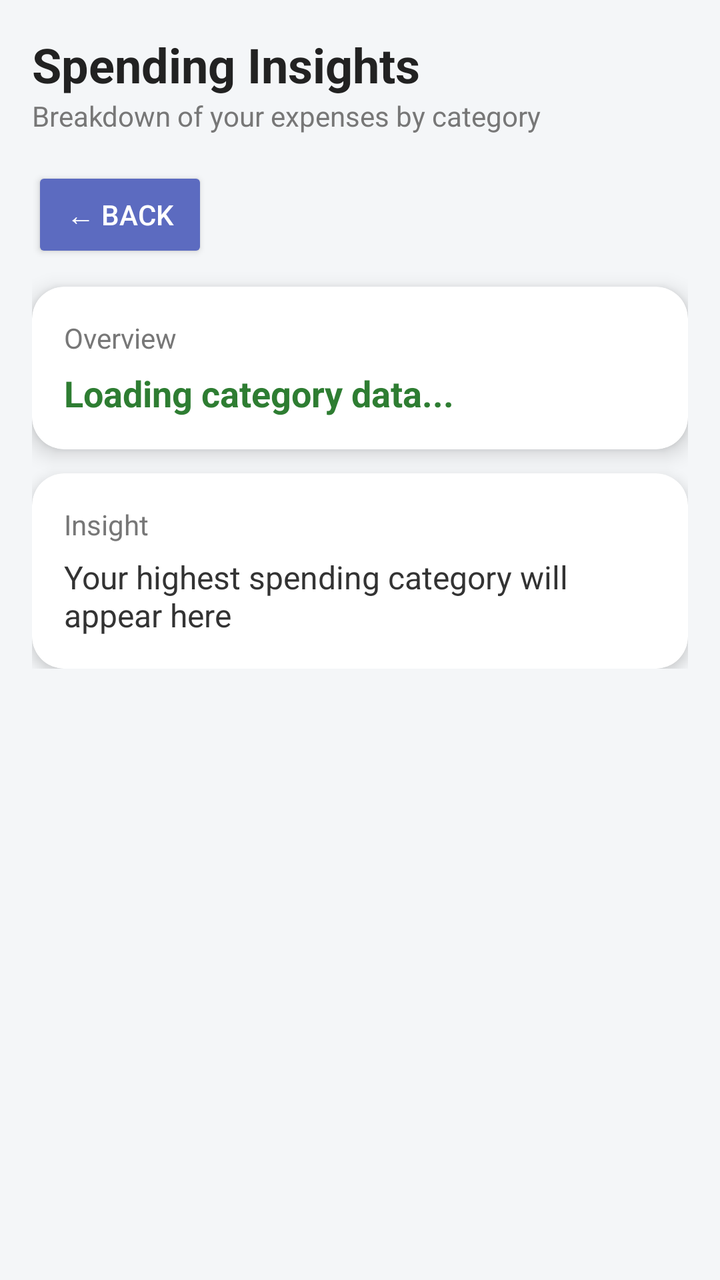
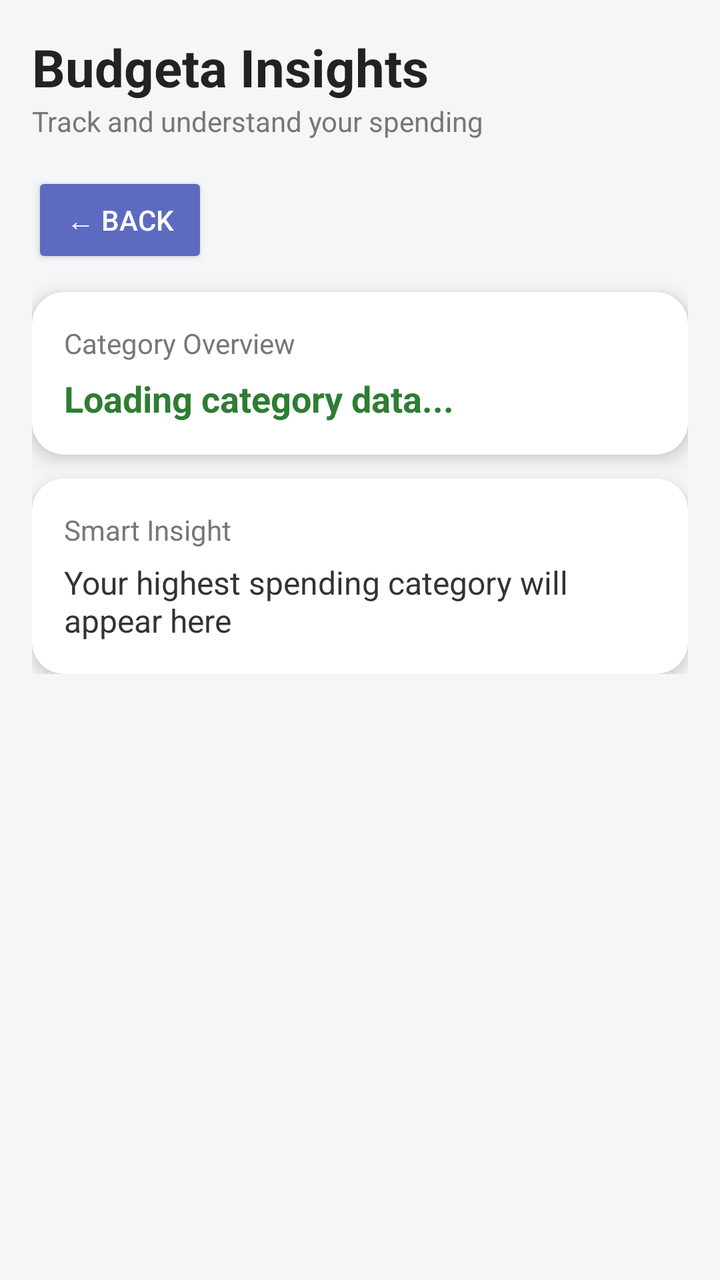

Two renders of the same Android screen: before a commit and after it. Below are the layout's source before the change and the commit's diff.
<!-- AndroidManifest.xml: application theme Theme.BudgetTrackerApp -->
<!-- res/layout/activity_view_category_totals.xml -->
<ScrollView xmlns:android="http://schemas.android.com/apk/res/android"
    xmlns:app="http://schemas.android.com/apk/res-auto"
    android:layout_width="match_parent"
    android:layout_height="match_parent"
    android:background="#F4F6F8">

    <LinearLayout
        android:layout_width="match_parent"
        android:layout_height="wrap_content"
        android:orientation="vertical"
        android:padding="16dp">

        
        <TextView
            android:layout_width="wrap_content"
            android:layout_height="wrap_content"
            android:text="Spending Insights"
            android:textSize="24sp"
            android:textStyle="bold"
            android:textColor="#222"/>


        <TextView
            android:layout_width="wrap_content"
            android:layout_height="wrap_content"
            android:text="Breakdown of your expenses by category"
            android:textSize="14sp"
            android:textColor="#777"
            android:layout_marginBottom="16dp"/>

        <Button
            android:id="@+id/backBtn"
            android:layout_width="wrap_content"
            android:layout_height="wrap_content"
            android:text="← Back"
            android:backgroundTint="#5C6BC0"
            android:textColor="#FFFFFF"
            android:layout_marginBottom="12dp"/>

        
        <androidx.cardview.widget.CardView
            android:layout_width="match_parent"
            android:layout_height="wrap_content"
            app:cardCornerRadius="16dp"
            app:cardElevation="6dp"
            android:layout_marginBottom="12dp">

            <LinearLayout
                android:layout_width="match_parent"
                android:layout_height="wrap_content"
                android:orientation="vertical"
                android:padding="16dp">

                <TextView
                    android:layout_width="wrap_content"
                    android:layout_height="wrap_content"
                    android:text="Overview"
                    android:textSize="14sp"
                    android:textColor="#777"/>

                <TextView
                    android:id="@+id/totalsTextView"
                    android:layout_width="match_parent"
                    android:layout_height="wrap_content"
                    android:text="Loading category data..."
                    android:textSize="18sp"
                    android:textStyle="bold"
                    android:textColor="#2E7D32"
                    android:layout_marginTop="6dp"/>

            </LinearLayout>

        </androidx.cardview.widget.CardView>

        
        <androidx.cardview.widget.CardView
            android:layout_width="match_parent"
            android:layout_height="wrap_content"
            app:cardCornerRadius="16dp"
            app:cardElevation="4dp">

            <LinearLayout
                android:layout_width="match_parent"
                android:layout_height="wrap_content"
                android:orientation="vertical"
                android:padding="16dp">

                <TextView
                    android:layout_width="wrap_content"
                    android:layout_height="wrap_content"
                    android:text="Insight"
                    android:textSize="14sp"
                    android:textColor="#777"/>

                <TextView
                    android:layout_width="wrap_content"
                    android:layout_height="wrap_content"
                    android:text="Your highest spending category will appear here"
                    android:textSize="16sp"
                    android:textColor="#333"
                    android:layout_marginTop="6dp"/>

            </LinearLayout>

        </androidx.cardview.widget.CardView>

    </LinearLayout>
</ScrollView>
<!-- resources referenced by this layout -->
<resources>
  <style name="Theme.BudgetTrackerApp" parent="Theme.AppCompat.Light.DarkActionBar" />
</resources>

<!-- the commit's change to res/layout/activity_view_category_totals.xml (unified diff, before → after) -->
@@ -14,20 +14,20 @@
         <TextView
             android:layout_width="wrap_content"
             android:layout_height="wrap_content"
-            android:text="Spending Insights"
-            android:textSize="24sp"
+            android:text="Budgeta Insights"
+            android:textSize="26sp"
             android:textStyle="bold"
             android:textColor="#222"/>
-
 
         <TextView
             android:layout_width="wrap_content"
             android:layout_height="wrap_content"
-            android:text="Breakdown of your expenses by category"
+            android:text="Track and understand your spending"
             android:textSize="14sp"
             android:textColor="#777"
             android:layout_marginBottom="16dp"/>
 
+        
         <Button
             android:id="@+id/backBtn"
             android:layout_width="wrap_content"
@@ -54,7 +54,7 @@
                 <TextView
                     android:layout_width="wrap_content"
                     android:layout_height="wrap_content"
-                    android:text="Overview"
+                    android:text="Category Overview"
                     android:textSize="14sp"
                     android:textColor="#777"/>
 
@@ -88,11 +88,12 @@
                 <TextView
                     android:layout_width="wrap_content"
                     android:layout_height="wrap_content"
-                    android:text="Insight"
+                    android:text="Smart Insight"
                     android:textSize="14sp"
                     android:textColor="#777"/>
 
                 <TextView
+                    android:id="@+id/insightTextView"
                     android:layout_width="wrap_content"
                     android:layout_height="wrap_content"
                     android:text="Your highest spending category will appear here"
